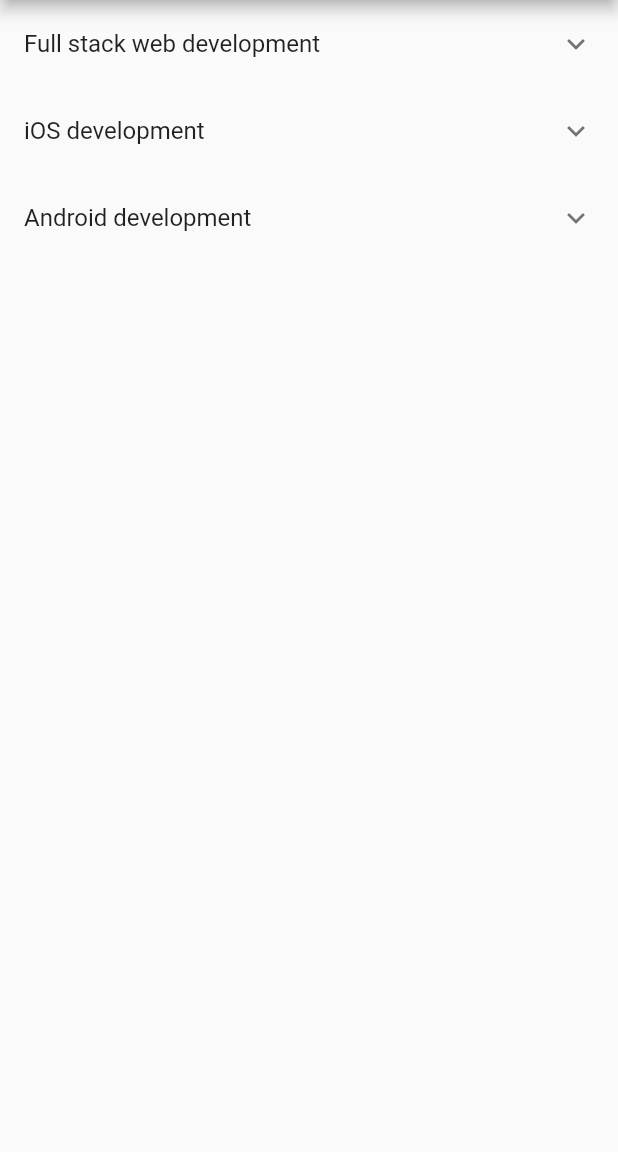
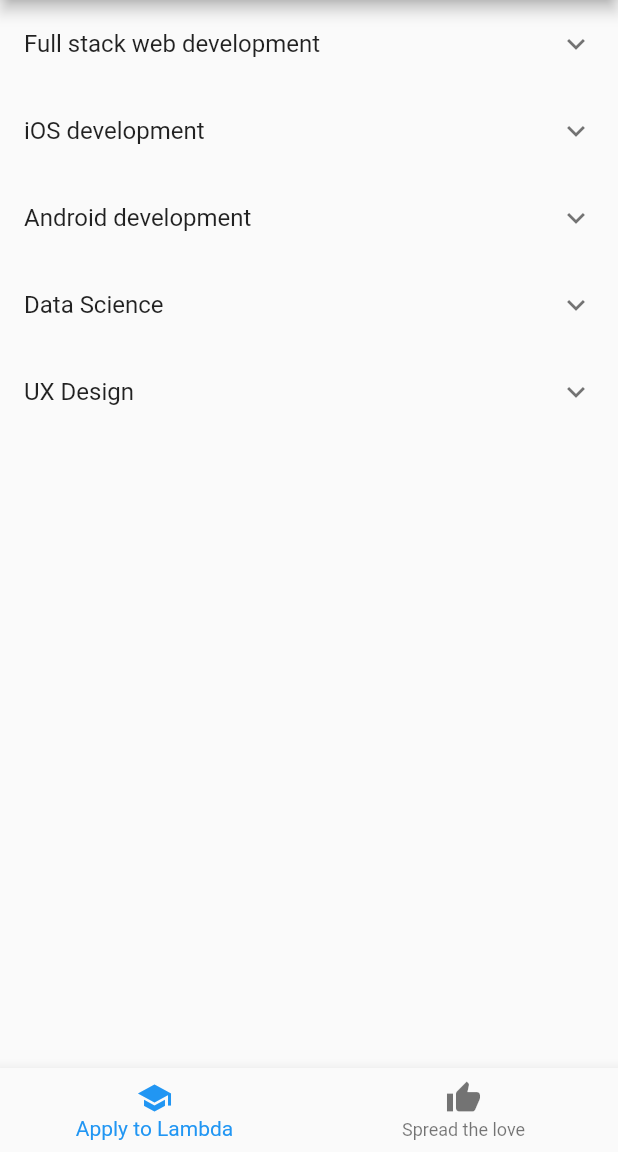
Before and after one commit to sagardesai90/LambdaTimeline, a Flutter app: the screen it shows after launch, on a phone screen of 412 x 824 dp, the part 84-1236 px from its top. Run offline on Flutter 3.47's test engine with Material 2 defaults, Android fonts, the phone set to English and light mode, and no system bars.

Commit message:
Added footer

```diff
--- a/lib/main.dart
+++ b/lib/main.dart
@@ -9,7 +9,13 @@ class MyApp extends StatelessWidget {
   Widget build(BuildContext context) {
     return MaterialApp(
         home: Scaffold(
-      body: MainMenu(),
-    ));
+            body: MainMenu(),
+            bottomNavigationBar:
+                BottomNavigationBar(items: <BottomNavigationBarItem>[
+              BottomNavigationBarItem(
+                  icon: Icon(Icons.school), title: Text('Apply to Lambda')),
+              BottomNavigationBarItem(
+                  icon: Icon(Icons.thumb_up), title: Text('Spread the love')),
+            ])));
   }
 }
--- a/lib/main_menu/main_menu.dart
+++ b/lib/main_menu/main_menu.dart
@@ -108,8 +108,30 @@ List<MenuItem> menuItemsList = <MenuItem>[
       new MenuItem('Kotlin'),
       new MenuItem('Computer Science'),
       new MenuItem('Lambda Labs'),
+      new MenuItem('Computer Science'),
       new MenuItem('Career Development'),
       new MenuItem('Lambda Next'),
     ],
   ),
+  new MenuItem(
+    'Data Science',
+    <MenuItem>[
+      new MenuItem('Predictive statistics'),
+      new MenuItem('Descriptive statistics'),
+      new MenuItem('Data Engineering'),
+      new MenuItem('Machine Learning'),
+      new MenuItem('Lambda Labs'),
+      new MenuItem('Career Development'),
+      new MenuItem('Lambda Next'),
+    ],
+  ),
+  new MenuItem(
+    'UX Design',
+    <MenuItem>[
+      new MenuItem('UX Fundamentals'),
+      new MenuItem('Advanced Design'),
+      new MenuItem('Design in Practice'),
+      new MenuItem('Lambda Next'),
+    ],
+  ),
 ];
```
